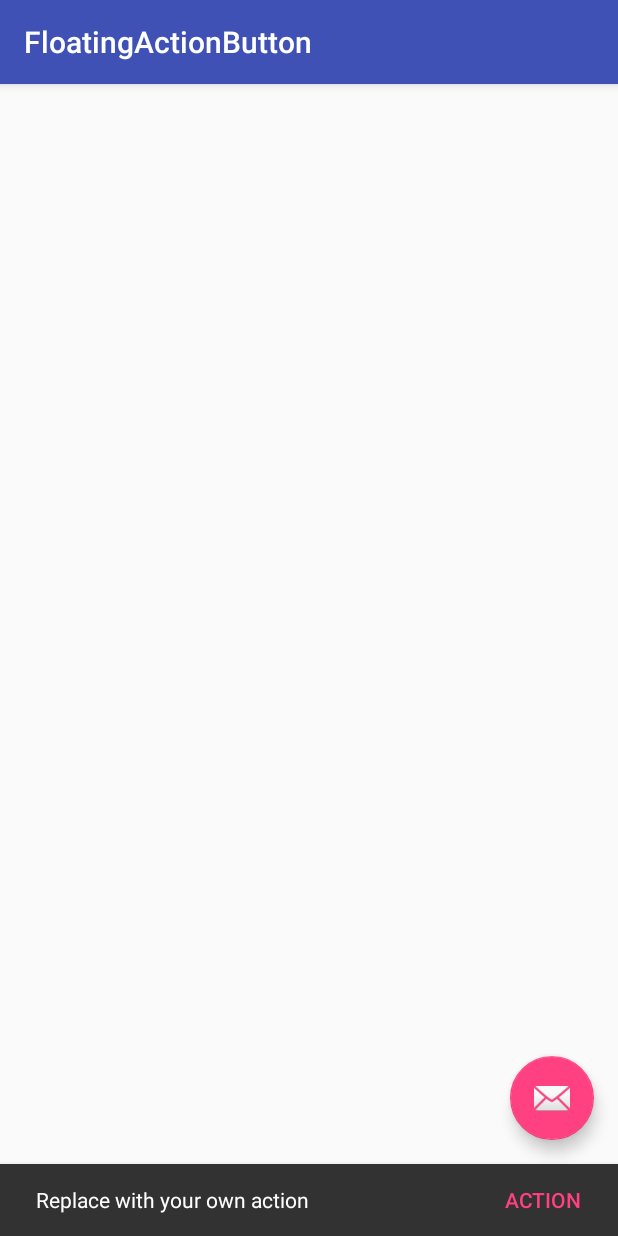
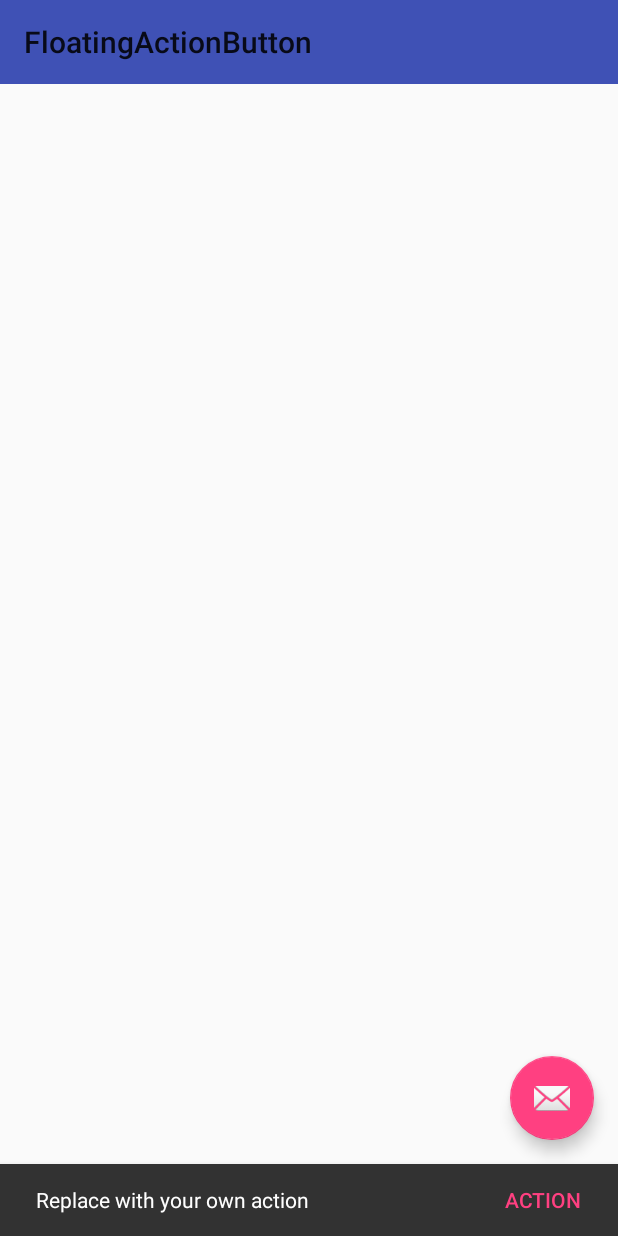
Before and after one commit to EasyLiu-Ly/MaterialDesignDemos, an Android app: the FloatingActionButtonActivity screen opened directly, with no data from a screen before it, after a tap on an icon or button, on a phone screen of 412 x 824 dp. Run offline under Robolectric (Android 15) with nearby library versions, the phone set to English and light mode, and no system bars.

Commit message:
modify some details

```diff
--- a/MaterialDesignDemo/coordinatorlayoutdemos/src/main/java/com/easyliu/coordinatorlayoutdemos/FloatingActionButtonActivity.java
+++ b/MaterialDesignDemo/coordinatorlayoutdemos/src/main/java/com/easyliu/coordinatorlayoutdemos/FloatingActionButtonActivity.java
@@ -30,5 +30,4 @@ public class FloatingActionButtonActivity extends AppCompatActivity {
             }
         });
     }
-
 }
--- a/MaterialDesignDemo/coordinatorlayoutdemos/src/main/res/layout/activity_floating_action_button.xml
+++ b/MaterialDesignDemo/coordinatorlayoutdemos/src/main/res/layout/activity_floating_action_button.xml
@@ -2,27 +2,18 @@
 <android.support.design.widget.CoordinatorLayout xmlns:android="http://schemas.android.com/apk/res/android"
     xmlns:app="http://schemas.android.com/apk/res-auto"
     xmlns:tools="http://schemas.android.com/tools"
+    android:id="@+id/coordinator1"
     android:layout_width="match_parent"
     android:layout_height="match_parent"
     android:fitsSystemWindows="true"
-    android:id="@+id/coordinator1"
     tools:context="com.easyliu.coordinatorlayoutdemos.FloatingActionButtonActivity">
 
-    <android.support.design.widget.AppBarLayout
+    <android.support.v7.widget.Toolbar
+        android:id="@+id/toolbar"
         android:layout_width="match_parent"
-        android:layout_height="wrap_content"
-        android:theme="@style/AppTheme.AppBarOverlay">
-
-        <android.support.v7.widget.Toolbar
-            android:id="@+id/toolbar"
-            android:layout_width="match_parent"
-            android:layout_height="?attr/actionBarSize"
-            android:background="?attr/colorPrimary"
-            app:popupTheme="@style/AppTheme.PopupOverlay" />
-
-    </android.support.design.widget.AppBarLayout>
-
-    <include layout="@layout/content_floating_action_button" />
+        android:layout_height="?attr/actionBarSize"
+        android:background="?attr/colorPrimary"
+        app:popupTheme="@style/AppTheme.PopupOverlay" />
 
     <android.support.design.widget.FloatingActionButton
         android:id="@+id/fab"
```
